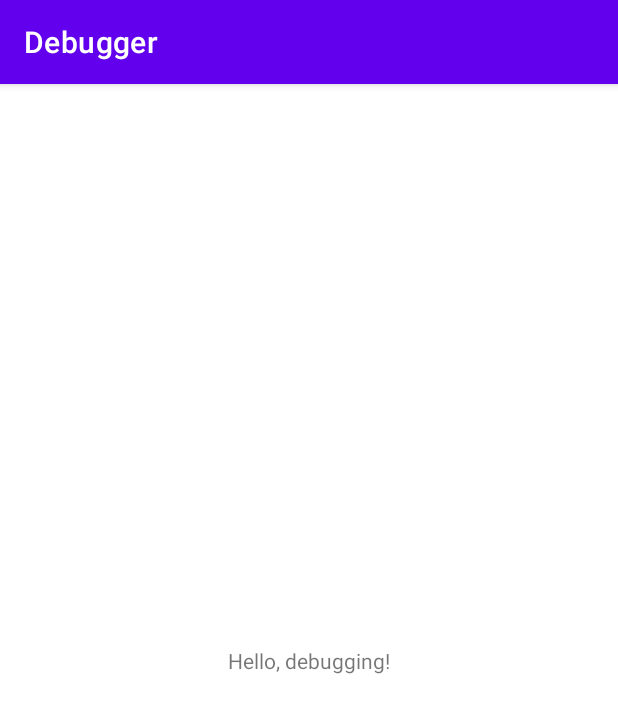
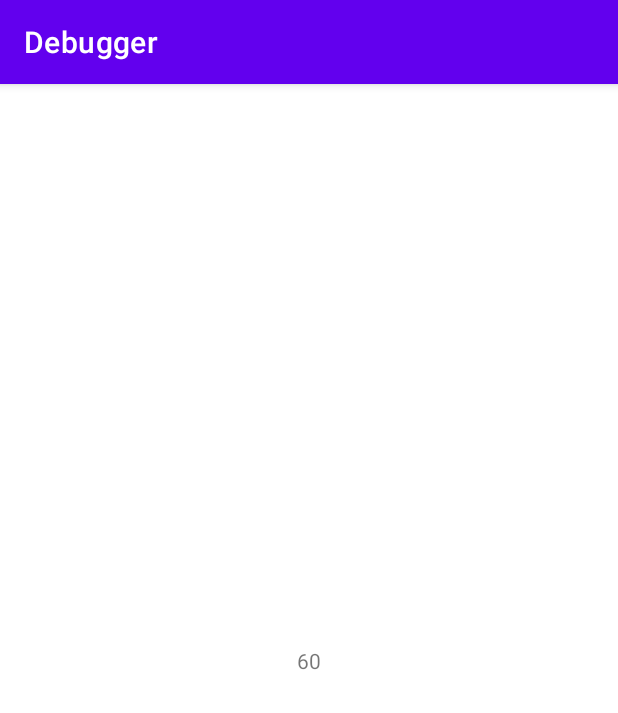
Before and after one commit to shoumik310/Kotlin-Practice, an Android app: the screen it shows after launch (MainActivity), on a phone screen of 412 x 824 dp. Shown: the top 713 px of the screen. Run offline under Robolectric (Android 15) with nearby library versions, the phone set to English and light mode, and no system bars.

Commit message:
Screen Recording

```diff
--- a/Debugger/app/src/main/java/com/example/debugger/MainActivity.kt
+++ b/Debugger/app/src/main/java/com/example/debugger/MainActivity.kt
@@ -1,6 +1,5 @@
 package com.example.debugger
 
-import android.nfc.Tag
 import androidx.appcompat.app.AppCompatActivity
 import android.os.Bundle
 import android.util.Log
@@ -14,8 +13,8 @@ class MainActivity : AppCompatActivity() {
         Log.d(TAG,"This is where the app crashes before")
         setContentView(R.layout.activity_main)
         Log.d(TAG, "This should be logged if the bug is fixed")
-        val helloTextView: TextView = findViewById(R.id.hello_world)
-        helloTextView.text = "Hello, debugging!"
+//        val helloTextView: TextView = findViewById(R.id.hello_world)
+//        helloTextView.text = "Hello, debugging!"
         logging()
         division()
     }
@@ -23,8 +22,9 @@ class MainActivity : AppCompatActivity() {
     private fun division() {
         val num = 60
         var den = 4
-        repeat(5){
-            Log.d(TAG, "$den")
+        repeat(4){
+            findViewById<TextView>(R.id.division_textview).text = "${num / den}"
+            Thread.sleep(3)
             Log.v(TAG, "${num/den}")
             den--
         }
--- a/Debugger/app/src/main/res/layout/activity_main.xml
+++ b/Debugger/app/src/main/res/layout/activity_main.xml
@@ -7,7 +7,7 @@
     tools:context=".MainActivity">
 
     <TextView
-        android:id="@+id/hello_world"
+        android:id="@+id/division_textview"
         android:layout_width="wrap_content"
         android:layout_height="wrap_content"
         android:text="Hello World!"
```
